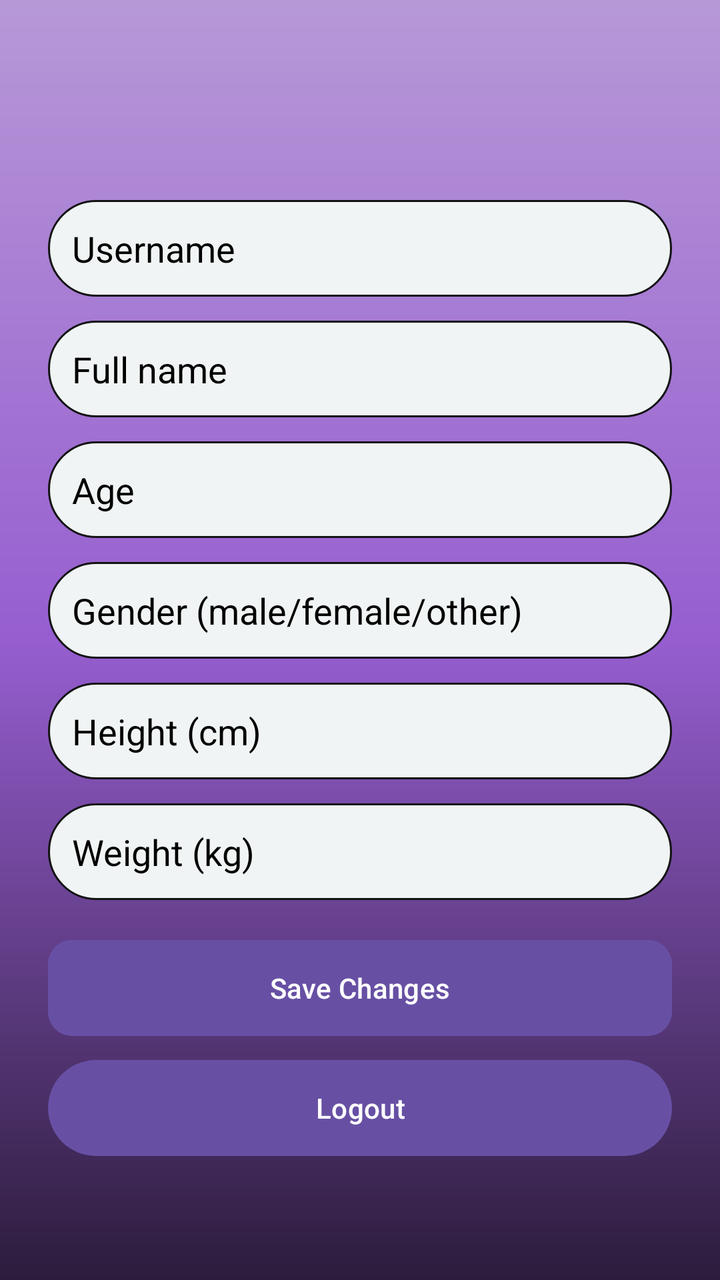
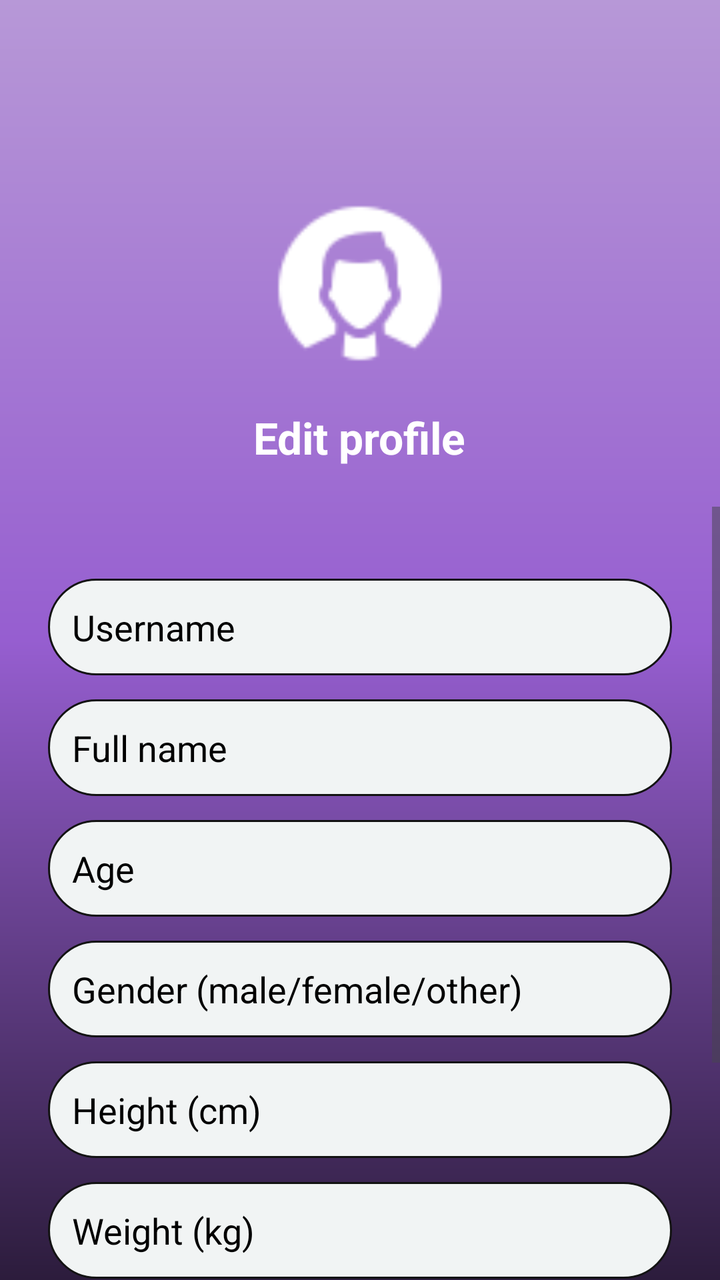

Two renders of the same Android screen: before a commit and after it. Below are the layout's source before the change and the commit's diff.
<!-- AndroidManifest.xml: application theme Theme.GrowStep -->
<!-- res/layout/activity_edit_profile.xml -->
<?xml version="1.0" encoding="utf-8"?>
<LinearLayout xmlns:android="http://schemas.android.com/apk/res/android"
	android:layout_width="match_parent"
	android:layout_height="match_parent"
	android:orientation="vertical"
	android:background="@drawable/activity_profile_background">

	<com.google.android.material.appbar.MaterialToolbar
		android:id="@+id/topAppBar"
		android:layout_width="match_parent"
		android:layout_height="wrap_content"
		android:background="@android:color/transparent"
		android:title="Edit Profile"
		android:titleTextColor="@android:color/white"
		android:navigationIcon="@drawable/ic_x" />

	<ScrollView
		android:layout_width="match_parent"
		android:layout_height="0dp"
		android:layout_weight="1">

		<LinearLayout
			android:layout_width="match_parent"
			android:layout_height="wrap_content"
			android:orientation="vertical"
			android:padding="24dp">

			<EditText
				android:id="@+id/editUsername"
				android:layout_width="match_parent"
				android:layout_height="wrap_content"
				android:hint="Username"
				android:inputType="text"
				android:background="@drawable/edit_text_background"
				android:textColor="#000000"
				android:textColorHint="#000000"
				android:padding="12dp"
				android:layout_marginTop="12dp" />

			<EditText
				android:id="@+id/editFullName"
				android:layout_width="match_parent"
				android:layout_height="wrap_content"
				android:hint="Full name"
				android:inputType="textPersonName"
				android:background="@drawable/edit_text_background"
				android:textColor="#000000"
				android:textColorHint="#000000"
				android:padding="12dp"
				android:layout_marginTop="12dp" />

			<EditText
				android:id="@+id/editAge"
				android:layout_width="match_parent"
				android:layout_height="wrap_content"
				android:hint="Age"
				android:inputType="number"
				android:background="@drawable/edit_text_background"
				android:textColor="#000000"
				android:textColorHint="#000000"
				android:padding="12dp"
				android:layout_marginTop="12dp" />

			<EditText
				android:id="@+id/editGender"
				android:layout_width="match_parent"
				android:layout_height="wrap_content"
				android:hint="Gender (male/female/other)"
				android:inputType="text"
				android:background="@drawable/edit_text_background"
				android:textColor="#000000"
				android:textColorHint="#000000"
				android:padding="12dp"
				android:layout_marginTop="12dp" />

			<EditText
				android:id="@+id/editHeight"
				android:layout_width="match_parent"
				android:layout_height="wrap_content"
				android:hint="Height (cm)"
				android:inputType="numberDecimal"
				android:background="@drawable/edit_text_background"
				android:textColor="#000000"
				android:textColorHint="#000000"
				android:padding="12dp"
				android:layout_marginTop="12dp" />

			<EditText
				android:id="@+id/editWeight"
				android:layout_width="match_parent"
				android:layout_height="wrap_content"
				android:hint="Weight (kg)"
				android:inputType="numberDecimal"
				android:background="@drawable/edit_text_background"
				android:textColor="#000000"
				android:textColorHint="#000000"
				android:padding="12dp"
				android:layout_marginTop="12dp" />

			<Button
				android:id="@+id/btnSaveProfile"
				android:layout_width="match_parent"
				android:layout_height="wrap_content"
				android:text="Save Changes"
				android:textColor="@android:color/white"
				android:layout_marginTop="20dp"
				android:background="@drawable/diamond_button_bg" />

			<Button
				android:id="@+id/btnLogout"
				android:layout_width="match_parent"
				android:layout_height="wrap_content"
				android:text="Logout"
				android:textColor="@android:color/white"
				android:layout_marginTop="12dp"
				android:background="@drawable/bg_button_delete" />

		</LinearLayout>

	</ScrollView>

</LinearLayout>
<!-- resources referenced by this layout -->
<resources>
  <!-- drawable activity_profile_background (drawable) -->
  <?xml version="1.0" encoding="utf-8"?>
  <shape xmlns:android="http://schemas.android.com/apk/res/android" android:shape="rectangle">
      <gradient
          android:startColor="#B798D7"
          android:centerColor="#965ED0"
          android:endColor="#2C1C3C"
          android:angle="2"/>
  </shape>
  <!-- drawable bg_button_delete (drawable) -->
  <?xml version="1.0" encoding="utf-8"?>
  <shape xmlns:android="http://schemas.android.com/apk/res/android" android:shape="rectangle">
      <solid android:color="#9B63C9"/>
      <corners android:radius="32dp"/>
      <padding android:left="16dp" android:top="8dp" android:right="16dp" android:bottom="8dp"/>
  </shape>
  <!-- drawable diamond_button_bg (drawable) -->
  <?xml version="1.0" encoding="utf-8"?>
  <shape xmlns:android="http://schemas.android.com/apk/res/android" android:shape="rectangle">
      
      <corners android:radius="12dp"/>
  
      <gradient
          android:startColor="#2EC6E8"
          android:endColor="#0D3BAE"
          android:angle="2"/>
  
  
      <path
  
  
          android:pathData="M 60 0 L 120 60 L 60 120 L 0 60 Z"
          />
  
  
  
  </shape>
  <!-- drawable edit_text_background (drawable) -->
  <?xml version="1.0" encoding="utf-8"?>
  <shape xmlns:android="http://schemas.android.com/apk/res/android">
      <solid android:color="#F1F4F4" />
      <corners android:radius="255dp" />
      <stroke
          android:width="1dp"
          android:color="#131313" />
  </shape>
  <!-- drawable ic_x: png bitmap (drawable, 1140 bytes) -->
  <style name="Theme.GrowStep" parent="Base.Theme.GrowStep" />
  <style name="Base.Theme.GrowStep" parent="Theme.Material3.DayNight.NoActionBar">
          
          
      </style>
</resources>

<!-- the commit's change to res/layout/activity_edit_profile.xml (unified diff, before → after) -->
@@ -13,6 +13,32 @@
 		android:title="Edit Profile"
 		android:titleTextColor="@android:color/white"
 		android:navigationIcon="@drawable/ic_x" />
+
+	
+
+	
+	<ImageView
+		android:id="@+id/profile_icon"
+		android:layout_width="100dp"
+		android:layout_height="100dp"
+		android:layout_gravity="center_horizontal"
+		android:layout_marginTop="30dp"
+		android:layout_marginBottom="10dp"
+		android:contentDescription="Profile Icon"
+		android:src="@drawable/ic_profile" />
+
+	<TextView
+		android:id="@+id/tv_edit_profile"
+		android:layout_width="wrap_content"
+		android:layout_height="wrap_content"
+		android:layout_gravity="center_horizontal"
+		android:text="Edit profile"
+		android:textSize="22sp"
+		android:textStyle="bold"
+		android:textColor="@android:color/white"
+		android:layout_marginBottom="20dp"/>
+
+
 
 	<ScrollView
 		android:layout_width="match_parent"
<!-- resource entries referenced after the edit -->
@@ -46,6 +46,7 @@
           android:width="1dp"
           android:color="#131313" />
   </shape>
+  <!-- drawable ic_profile: png bitmap (drawable, 1172 bytes) -->
   <!-- drawable ic_x: png bitmap (drawable, 1140 bytes) -->
   <style name="Theme.GrowStep" parent="Base.Theme.GrowStep" />
   <style name="Base.Theme.GrowStep" parent="Theme.Material3.DayNight.NoActionBar">
